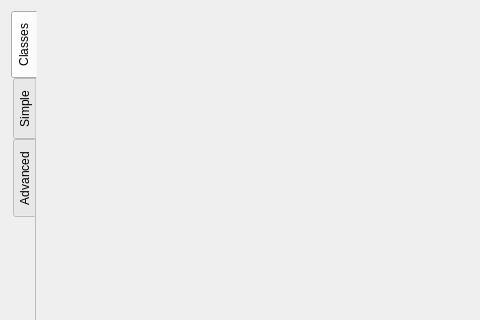
Before: the Qt Designer form filterdialog.ui in Kuszki/EW-Database, drawn with Qt 5; both pictures show x 0 to 480 and y 0 to 320 of the 1000 by 500 pixel window.
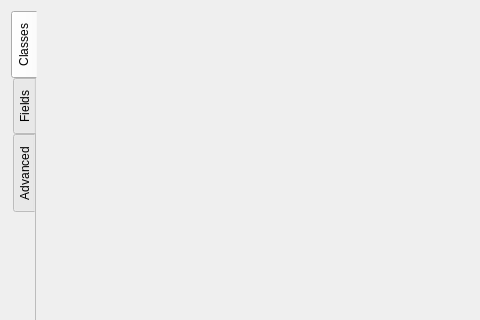
After: the same form once the commit is applied. Icons and pictures are not drawn. Custom widgets are drawn as their Qt base class.

Patch:
```diff
--- a/filterdialog.ui
+++ b/filterdialog.ui
@@ -62,7 +62,7 @@
      </widget>
      <widget class="QWidget" name="simpleTab">
       <attribute name="title">
-       <string>Simple</string>
+       <string>Fields</string>
       </attribute>
       <layout class="QGridLayout" name="simpleScroolLayout">
        <item row="0" column="0">
```
Left out of the diff: 11 changed lines with no effect on the pictures.
